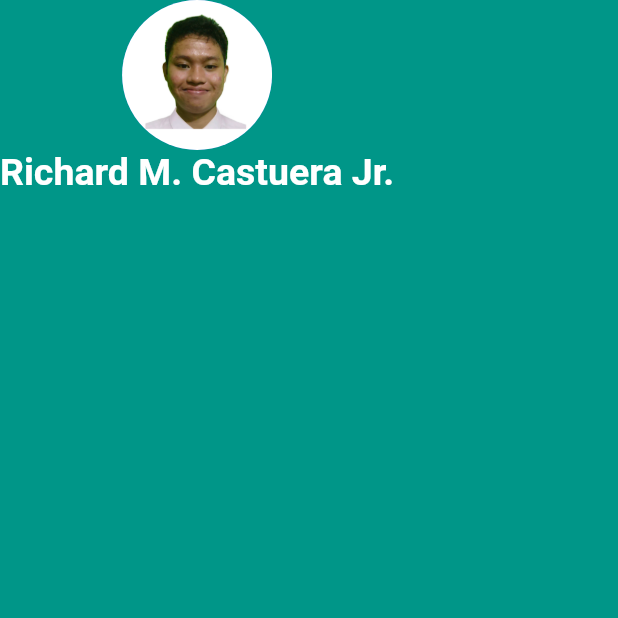
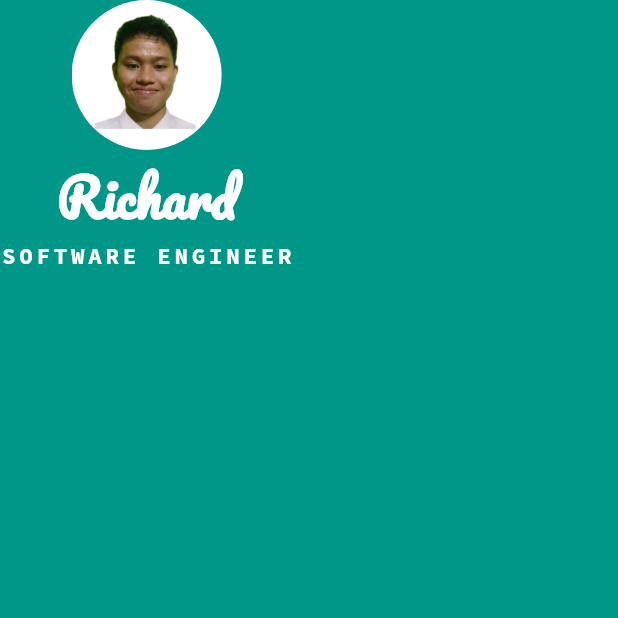
Before and after one commit to RichardCastuera/MiCard, a Flutter app: the screen it shows after launch, on a phone screen of 412 x 824 dp, the top half of it. Run offline on Flutter 3.47's test engine with Material 2 defaults, Android fonts, the phone set to English and light mode, and no system bars.

Commit message:
feat(mi_card_app): Added a Fonts and Styling

```diff
--- a/mi_card/lib/main.dart
+++ b/mi_card/lib/main.dart
@@ -21,13 +21,22 @@ class MyApp extends StatelessWidget {
                 backgroundImage: AssetImage('images/me2.png'),
               ),
               Text(
-                'Richard M. Castuera Jr.',
+                'Richard',
                 style: TextStyle(
-                  fontSize: 25.0,
-                  color: Colors.white,
-                  fontWeight: FontWeight.bold,
-                ),
+                    fontSize: 35.0,
+                    color: Colors.white,
+                    fontWeight: FontWeight.bold,
+                    fontFamily: 'Pacifico'),
               ),
+              Text(
+                'SOFTWARE ENGINEER',
+                style: TextStyle(
+                    color: Colors.white,
+                    fontSize: 15.0,
+                    fontFamily: 'SourceCodePro',
+                    fontWeight: FontWeight.bold,
+                    letterSpacing: 2.5),
+              )
             ],
           ),
         ),
```
Also changed, not shown: mi_card/pubspec.yaml (+8 -12 lines), mi_card/fonts/Pacifico-Regular.ttf (added), mi_card/fonts/SourceCodePro-VariableFont_wght.ttf (added).
